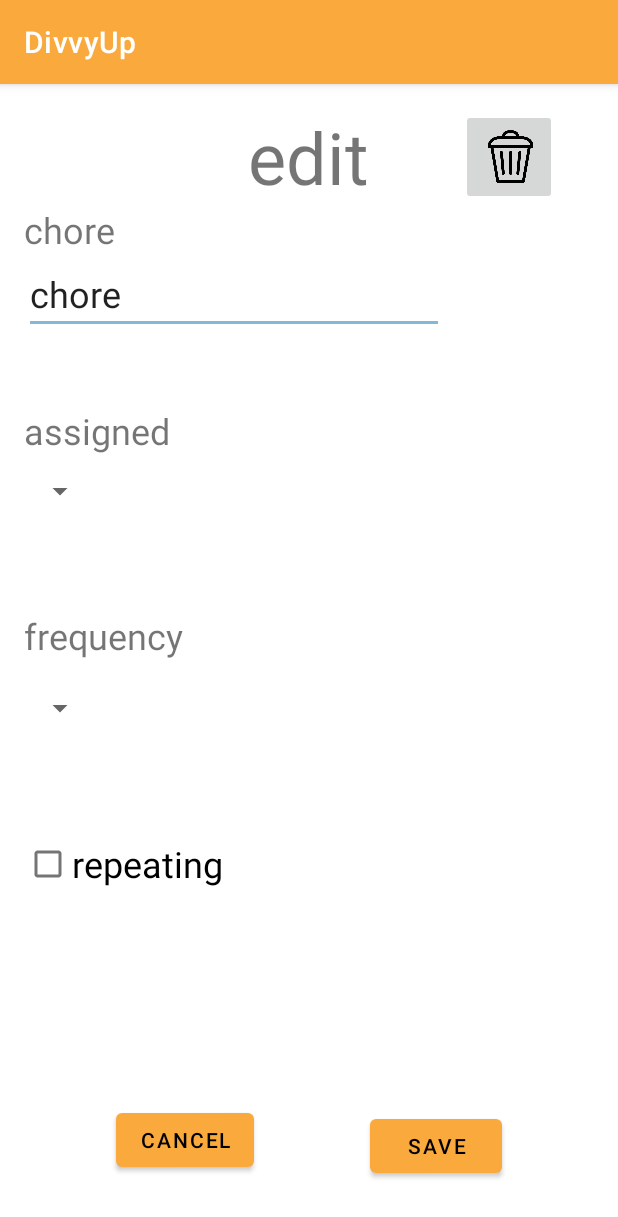
After one commit to ReillyJFarrell/DivvyUp, an Android app: the EditChoreActivity screen opened directly, with no data from a screen before it, on a phone screen of 412 x 824 dp. The commit adds this screen. Shown: the top 1217 px of the screen. Run offline under Robolectric (Android 15) with nearby library versions, the light colour scheme and no system bars.

Commit message:
edit chore page design

```diff
--- a/app/src/main/AndroidManifest.xml
+++ b/app/src/main/AndroidManifest.xml
@@ -9,6 +9,9 @@
         android:roundIcon="@mipmap/temp_logo"
         android:supportsRtl="true"
         android:theme="@style/Theme.DivvyUp">
+        <activity
+            android:name=".EditChoreActivity"
+            android:exported="false" />
         <activity
             android:name=".recap.RecapActivity"
             android:exported="false" />
--- /dev/null
+++ b/app/src/main/java/neu/madcourse/divvyup/EditChoreActivity.java
@@ -0,0 +1,14 @@
+package neu.madcourse.divvyup;
+
+import androidx.appcompat.app.AppCompatActivity;
+
+import android.os.Bundle;
+
+public class EditChoreActivity extends AppCompatActivity {
+
+    @Override
+    protected void onCreate(Bundle savedInstanceState) {
+        super.onCreate(savedInstanceState);
+        setContentView(R.layout.activity_edit_chore);
+    }
+}
--- /dev/null
+++ b/app/src/main/res/layout/activity_edit_chore.xml
@@ -0,0 +1,142 @@
+<?xml version="1.0" encoding="utf-8"?>
+<androidx.constraintlayout.widget.ConstraintLayout xmlns:android="http://schemas.android.com/apk/res/android"
+    xmlns:app="http://schemas.android.com/apk/res-auto"
+    xmlns:tools="http://schemas.android.com/tools"
+    android:layout_width="match_parent"
+    android:layout_height="match_parent"
+    tools:context=".EditChoreActivity">
+
+    <Spinner
+        android:id="@+id/frequencySpinner"
+        android:layout_width="wrap_content"
+        android:layout_height="wrap_content"
+        android:layout_marginStart="16dp"
+        android:minHeight="48dp"
+        app:layout_constraintBottom_toTopOf="@+id/repeatingCheckBox"
+        app:layout_constraintStart_toStartOf="parent"
+        app:layout_constraintTop_toBottomOf="@+id/frequencyTextView"
+        tools:ignore="SpeakableTextPresentCheck" />
+
+    <TextView
+        android:id="@+id/frequencyTextView"
+        android:layout_width="wrap_content"
+        android:layout_height="wrap_content"
+        android:layout_marginStart="16dp"
+        android:layout_marginTop="48dp"
+        android:text="@string/frequency"
+        android:textSize="24sp"
+        app:layout_constraintBottom_toTopOf="@+id/frequencySpinner"
+        app:layout_constraintStart_toStartOf="parent"
+        app:layout_constraintTop_toBottomOf="@+id/assignedSpinner" />
+
+    <TextView
+        android:id="@+id/assignedTextView"
+        android:layout_width="wrap_content"
+        android:layout_height="wrap_content"
+        android:layout_marginStart="16dp"
+        android:layout_marginTop="48dp"
+        android:text="@string/assigned"
+        android:textSize="24sp"
+        app:layout_constraintBottom_toTopOf="@+id/assignedSpinner"
+        app:layout_constraintStart_toStartOf="parent"
+        app:layout_constraintTop_toBottomOf="@+id/choreNameEditView" />
+
+    <TextView
+        android:id="@+id/editTitleTextView"
+        android:layout_width="wrap_content"
+        android:layout_height="wrap_content"
+        android:layout_marginTop="16dp"
+        android:text="@string/edit"
+        android:textSize="48sp"
+        app:layout_constraintEnd_toEndOf="parent"
+        app:layout_constraintHorizontal_bias="0.498"
+        app:layout_constraintStart_toStartOf="parent"
+        app:layout_constraintTop_toTopOf="parent"
+        app:layout_constraintBottom_toTopOf="@+id/choreNameTextView"/>
+
+    <TextView
+        android:id="@+id/choreNameTextView"
+        android:layout_width="wrap_content"
+        android:layout_height="wrap_content"
+        android:layout_marginStart="16dp"
+        android:text="@string/chore"
+        android:textSize="24sp"
+        app:layout_constraintBottom_toTopOf="@+id/choreNameEditView"
+        app:layout_constraintStart_toStartOf="parent"
+        app:layout_constraintTop_toBottomOf="@+id/editTitleTextView"
+        app:layout_constraintVertical_chainStyle="packed" />
+
+    <Button
+        android:id="@+id/saveButton"
+        android:layout_width="wrap_content"
+        android:layout_height="wrap_content"
+        android:layout_marginBottom="32dp"
+        android:text="@string/save"
+        app:layout_constraintBottom_toBottomOf="parent"
+        app:layout_constraintEnd_toEndOf="parent"
+        app:layout_constraintHorizontal_bias="0.5"
+        app:layout_constraintStart_toEndOf="@+id/cancelButton"
+        app:layout_constraintTop_toTopOf="@+id/cancelButton" />
+
+    <Button
+        android:id="@+id/cancelButton"
+        android:layout_width="wrap_content"
+        android:layout_height="wrap_content"
+        android:layout_marginBottom="32dp"
+        android:text="@string/cancel"
+        app:layout_constraintBottom_toBottomOf="parent"
+        app:layout_constraintEnd_toStartOf="@+id/saveButton"
+        app:layout_constraintHorizontal_bias="1.0"
+        app:layout_constraintStart_toStartOf="parent"
+        app:layout_constraintTop_toBottomOf="@+id/repeatingCheckBox" />
+
+    <EditText
+        android:id="@+id/choreNameEditView"
+        android:layout_width="wrap_content"
+        android:layout_height="wrap_content"
+        android:layout_marginStart="16dp"
+        android:ems="10"
+        android:inputType="textPersonName"
+        android:text="@string/chore"
+        android:textSize="24sp"
+        app:layout_constraintStart_toStartOf="parent"
+        app:layout_constraintTop_toBottomOf="@+id/choreNameTextView"
+        tools:ignore="DuplicateSpeakableTextCheck" />
+
+    <Spinner
+        android:id="@+id/assignedSpinner"
+        android:layout_width="wrap_content"
+        android:layout_height="wrap_content"
+        android:layout_marginStart="16dp"
+        android:minHeight="48dp"
+        app:layout_constraintStart_toStartOf="parent"
+        app:layout_constraintTop_toBottomOf="@+id/assignedTextView"
+        tools:ignore="SpeakableTextPresentCheck" />
+
+    <CheckBox
+        android:id="@+id/repeatingCheckBox"
+        android:layout_width="wrap_content"
+        android:layout_height="48dp"
+        android:layout_marginStart="16dp"
+        android:layout_marginTop="48dp"
+        android:layout_marginBottom="128dp"
+        android:text="@string/repeating"
+        android:textSize="24sp"
+        app:layout_constraintBottom_toTopOf="@+id/cancelButton"
+        app:layout_constraintStart_toStartOf="parent"
+        app:layout_constraintTop_toBottomOf="@+id/frequencySpinner" />
+
+    <ImageButton
+        android:id="@+id/deleteChoreButton"
+        android:layout_width="64dp"
+        android:layout_height="64dp"
+        android:adjustViewBounds="true"
+        android:contentDescription="@string/deletes_chore"
+        android:scaleType="centerInside"
+        app:layout_constraintBottom_toTopOf="@+id/choreNameTextView"
+        app:layout_constraintEnd_toEndOf="parent"
+        app:layout_constraintHorizontal_bias="0.6"
+        app:layout_constraintStart_toEndOf="@+id/editTitleTextView"
+        app:layout_constraintTop_toTopOf="@+id/editTitleTextView"
+        app:srcCompat="@drawable/trash_icon" />
+</androidx.constraintlayout.widget.ConstraintLayout>
--- a/app/src/main/res/values/strings.xml
+++ b/app/src/main/res/values/strings.xml
@@ -4,4 +4,13 @@
     <string name="to_do">To Do</string>
     <string name="in_progress">In Progress</string>
     <string name="completed">Completed</string>
+    <string name="edit">edit</string>
+    <string name="assigned">assigned</string>
+    <string name="frequency">frequency</string>
+    <string name="chore">chore</string>
+    <string name="cancel">Cancel</string>
+    <string name="chore">chore</string>
+    <string name="repeating">repeating</string>
+    <string name="save">Save</string>
+    <string name="deletes_chore">Deletes Chore</string>
 </resources>
```
Also changed, not shown: app/src/main/res/drawable-v24/trash_icon.png (added), 1 other file.
